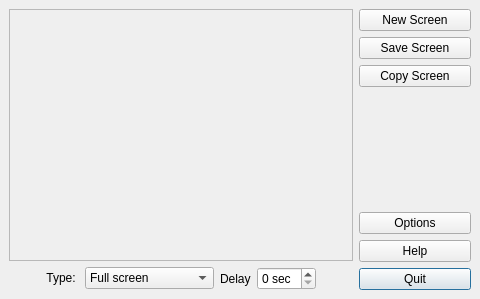
Before: the Qt Designer form src/ui/mainwindow.ui in lxqt/screengrab, drawn with Qt 5.
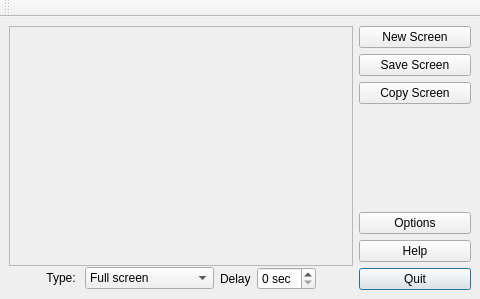
After: the same form once the commit is applied.

What changed in the file:
```diff
--- a/src/ui/mainwindow.ui
+++ b/src/ui/mainwindow.ui
@@ -355,6 +355,17 @@
     </item>
    </layout>
   </widget>
+  <widget class="QToolBar" name="toolBar">
+   <property name="windowTitle">
+    <string>toolBar</string>
+   </property>
+   <attribute name="toolBarArea">
+    <enum>TopToolBarArea</enum>
+   </attribute>
+   <attribute name="toolBarBreak">
+    <bool>false</bool>
+   </attribute>
+  </widget>
  </widget>
  <tabstops>
   <tabstop>butNew</tabstop>
```
